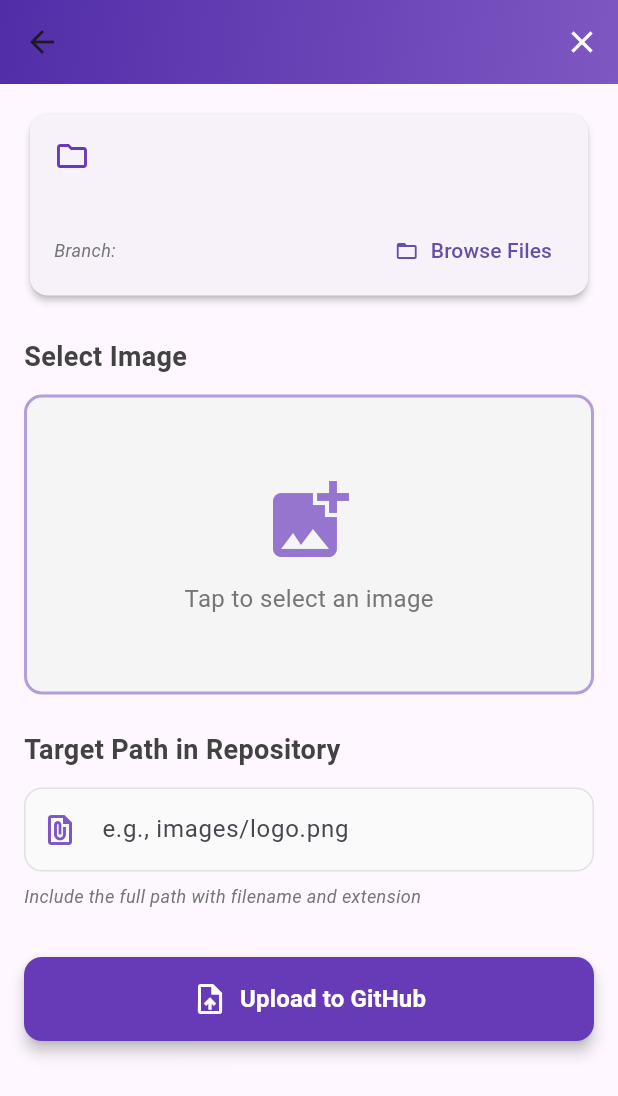
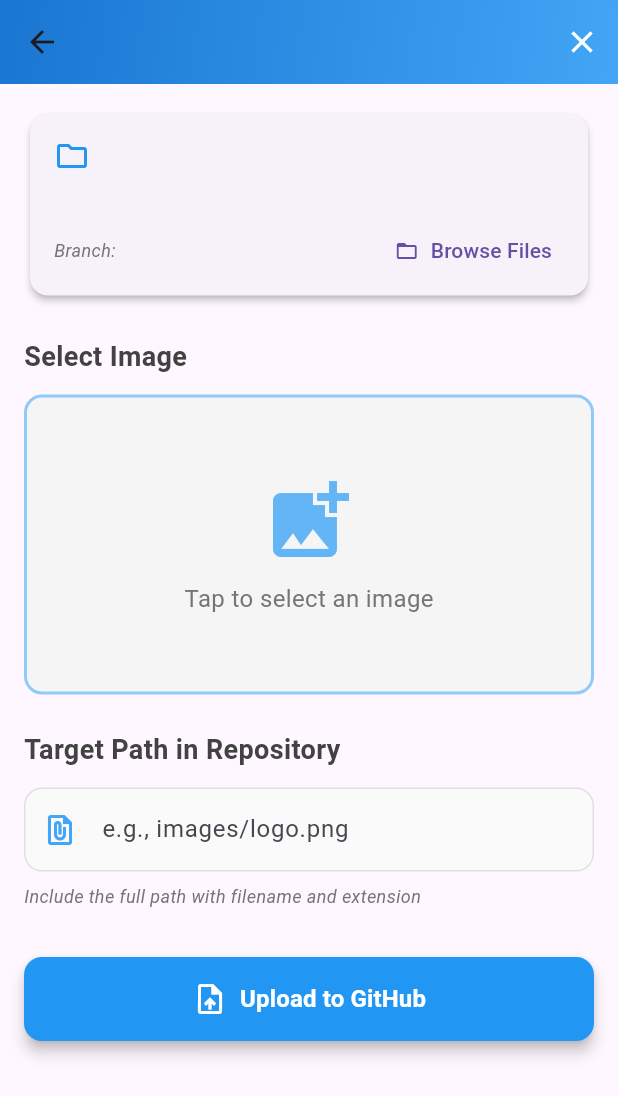
Before and after one commit to aklakl/image2github, a Flutter app: the ImageUploadScreen screen opened directly with empty values, on a phone screen of 412 x 824 dp. Shown: the top 1096 px of the screen. Run offline on Flutter 3.47's test engine with Material 3 defaults, Android fonts, the phone set to English and light mode, and no system bars; our stand-ins replace app_links, flutter_highlight, flutter_secure_storage, image_picker, package_info_plus, shared_preferences; accounts and stored records are empty; network calls fail.

```diff
--- a/lib/main.dart
+++ b/lib/main.dart
@@ -46,7 +46,7 @@ class _Image2GitHubAppState extends State<Image2GitHubApp> {
     return MaterialApp(
       title: 'Image2GitHub',
       theme: ThemeData(
-        primarySwatch: Colors.deepPurple,
+        primarySwatch: Colors.blue,
         useMaterial3: true,
         cardTheme: CardThemeData(
           elevation: 4,
--- a/lib/screens/file_viewer_screen.dart
+++ b/lib/screens/file_viewer_screen.dart
@@ -217,7 +217,7 @@ class _FileViewerScreenState extends State<FileViewerScreen> {
         flexibleSpace: Container(
           decoration: BoxDecoration(
             gradient: LinearGradient(
-              colors: [Colors.deepPurple.shade700, Colors.deepPurple.shade400],
+              colors: [Colors.blue.shade700, Colors.blue.shade400],
               begin: Alignment.topLeft,
               end: Alignment.bottomRight,
             ),
--- a/lib/screens/image_upload_screen.dart
+++ b/lib/screens/image_upload_screen.dart
@@ -149,7 +149,7 @@ class _ImageUploadScreenState extends State<ImageUploadScreen> {
         flexibleSpace: Container(
           decoration: BoxDecoration(
             gradient: LinearGradient(
-              colors: [Colors.deepPurple.shade700, Colors.deepPurple.shade400],
+              colors: [Colors.blue.shade700, Colors.blue.shade400],
               begin: Alignment.topLeft,
               end: Alignment.bottomRight,
             ),
@@ -177,7 +177,7 @@ class _ImageUploadScreenState extends State<ImageUploadScreen> {
                       children: [
                         Icon(
                           widget.repository.isPrivate ? Icons.lock : Icons.folder_outlined,
-                          color: Colors.deepPurple,
+                          color: Colors.blue,
                         ),
                         const SizedBox(width: 8),
                         Expanded(
@@ -265,7 +265,7 @@ class _ImageUploadScreenState extends State<ImageUploadScreen> {
                   color: Colors.grey.shade100,
                   borderRadius: BorderRadius.circular(12),
                   border: Border.all(
-                    color: Colors.deepPurple.shade200,
+                    color: Colors.blue.shade200,
                     width: 2,
                     style: BorderStyle.solid,
                   ),
@@ -284,7 +284,7 @@ class _ImageUploadScreenState extends State<ImageUploadScreen> {
                           Icon(
                             Icons.add_photo_alternate,
                             size: 64,
-                            color: Colors.deepPurple.shade300,
+                            color: Colors.blue.shade300,
                           ),
                           const SizedBox(height: 8),
                           Text(
@@ -317,7 +317,7 @@ class _ImageUploadScreenState extends State<ImageUploadScreen> {
               enabled: !_isUploading,
               decoration: InputDecoration(
                 hintText: 'e.g., images/logo.png',
-                prefixIcon: Icon(Icons.file_present, color: Colors.deepPurple.shade400),
+                prefixIcon: Icon(Icons.file_present, color: Colors.blue.shade400),
                 border: OutlineInputBorder(
                   borderRadius: BorderRadius.circular(12),
                 ),
@@ -327,7 +327,7 @@ class _ImageUploadScreenState extends State<ImageUploadScreen> {
                 ),
                 focusedBorder: OutlineInputBorder(
                   borderRadius: BorderRadius.circular(12),
-                  borderSide: BorderSide(color: Colors.deepPurple.shade400, width: 2),
+                  borderSide: BorderSide(color: Colors.blue.shade400, width: 2),
                 ),
                 filled: true,
                 fillColor: Colors.grey.shade50,
@@ -351,7 +351,7 @@ class _ImageUploadScreenState extends State<ImageUploadScreen> {
             ElevatedButton(
               onPressed: _isUploading ? null : _uploadImage,
               style: ElevatedButton.styleFrom(
-                backgroundColor: Colors.deepPurple,
+                backgroundColor: Colors.blue,
                 foregroundColor: Colors.white,
                 padding: const EdgeInsets.symmetric(vertical: 16),
                 shape: RoundedRectangleBorder(
--- a/lib/screens/main_screen.dart
+++ b/lib/screens/main_screen.dart
@@ -42,7 +42,7 @@ class _MainScreenState extends State<MainScreen> {
           ),
         ],
         currentIndex: _selectedIndex,
-        selectedItemColor: Colors.deepPurple,
+        selectedItemColor: Colors.blue,
         onTap: _onItemTapped,
       ),
     );
--- a/lib/screens/me_screen.dart
+++ b/lib/screens/me_screen.dart
@@ -80,7 +80,7 @@ class _MeScreenState extends State<MeScreen> {
         flexibleSpace: Container(
           decoration: BoxDecoration(
             gradient: LinearGradient(
-              colors: [Colors.deepPurple.shade700, Colors.deepPurple.shade400],
+              colors: [Colors.blue.shade700, Colors.blue.shade400],
               begin: Alignment.topLeft,
               end: Alignment.bottomRight,
             ),
@@ -125,7 +125,7 @@ class _MeScreenState extends State<MeScreen> {
             children: [
               Icon(
                 icon,
-                color: isDestructive ? Colors.red : Colors.deepPurple,
+                color: isDestructive ? Colors.red : Colors.blue,
                 size: 28,
               ),
               const SizedBox(width: 16),
--- a/lib/screens/repo_files_screen.dart
+++ b/lib/screens/repo_files_screen.dart
@@ -145,7 +145,7 @@ class _RepoFilesScreenState extends State<RepoFilesScreen> {
         flexibleSpace: Container(
           decoration: BoxDecoration(
             gradient: LinearGradient(
-              colors: [Colors.deepPurple.shade700, Colors.deepPurple.shade400],
+              colors: [Colors.blue.shade700, Colors.blue.shade400],
               begin: Alignment.topLeft,
               end: Alignment.bottomRight,
             ),
@@ -210,7 +210,7 @@ class _RepoFilesScreenState extends State<RepoFilesScreen> {
                   icon: const Icon(Icons.visibility, size: 20),
                   onPressed: () => _onFileTapped(file),
                   tooltip: 'View file',
-                  color: Colors.deepPurple,
+                  color: Colors.blue,
                 ),
               if (!file.isDirectory)
                 IconButton(
--- a/lib/widgets/repository_card.dart
+++ b/lib/widgets/repository_card.dart
@@ -36,8 +36,8 @@ class RepositoryCard extends StatelessWidget {
             borderRadius: BorderRadius.circular(16),
             gradient: LinearGradient(
               colors: [
-                Colors.deepPurple.shade700,
-                Colors.deepPurple.shade500,
+                Colors.blue.shade700,
+                Colors.blue.shade500,
               ],
               begin: Alignment.topLeft,
               end: Alignment.bottomRight,
```
Also changed, not shown: lib/screens/login_screen.dart (+5 -5 lines), lib/screens/repository_list_screen.dart (+4 -4 lines), pubspec.yaml (+11 -0 lines), assets/icon/app_icon.png (added), assets/icon/app_icon.svg (added), pubspec.lock.
